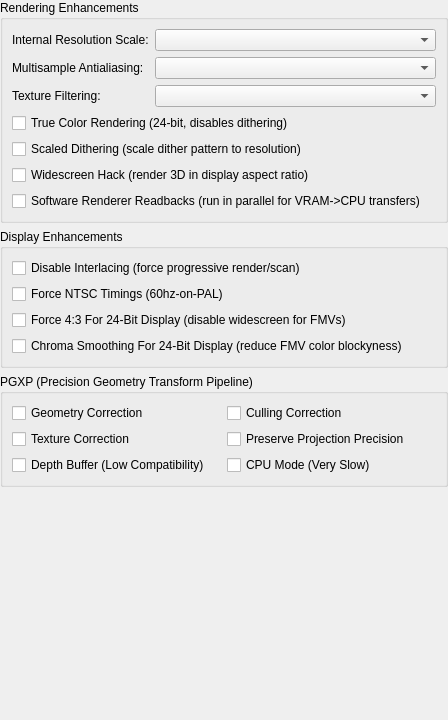
The window that src/duckstation-qt/enhancementsettingswidget.ui (kofxi3584karlayang/duckstation) describes before a commit, drawn with Qt 5.
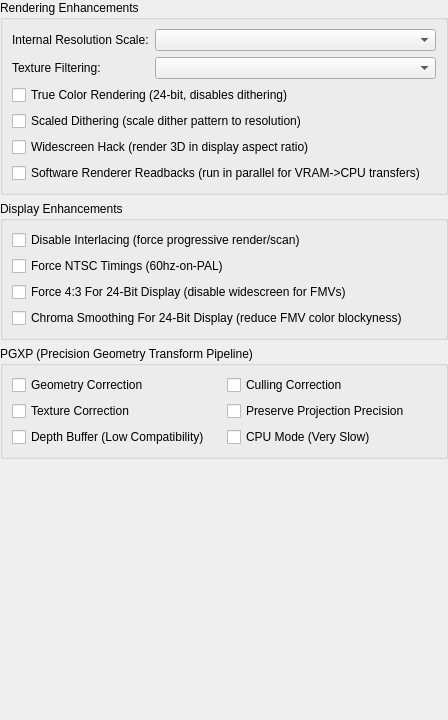
The same window after the commit.

Patch:
```diff
--- a/src/duckstation-qt/enhancementsettingswidget.ui
+++ b/src/duckstation-qt/enhancementsettingswidget.ui
@@ -80,16 +80,6 @@
         </property>
        </widget>
       </item>
-      <item row="1" column="0">
-       <widget class="QLabel" name="label">
-        <property name="text">
-         <string>Multisample Antialiasing:</string>
-        </property>
-       </widget>
-      </item>
-      <item row="1" column="1">
-       <widget class="QComboBox" name="msaaMode"/>
-      </item>
      </layout>
     </widget>
    </item>
```
